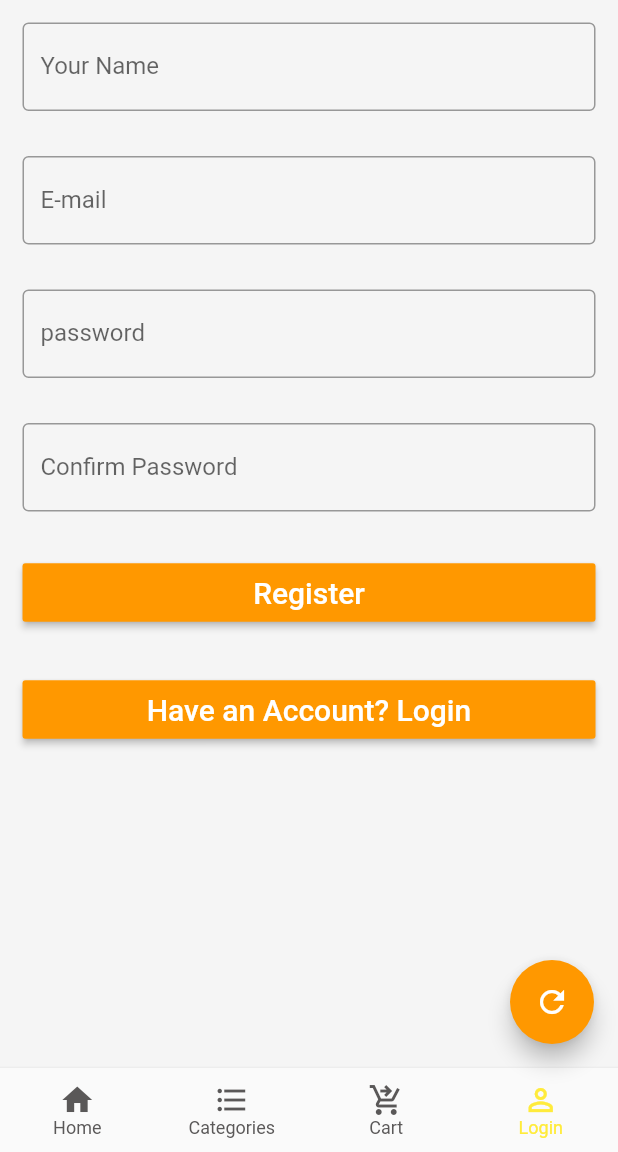
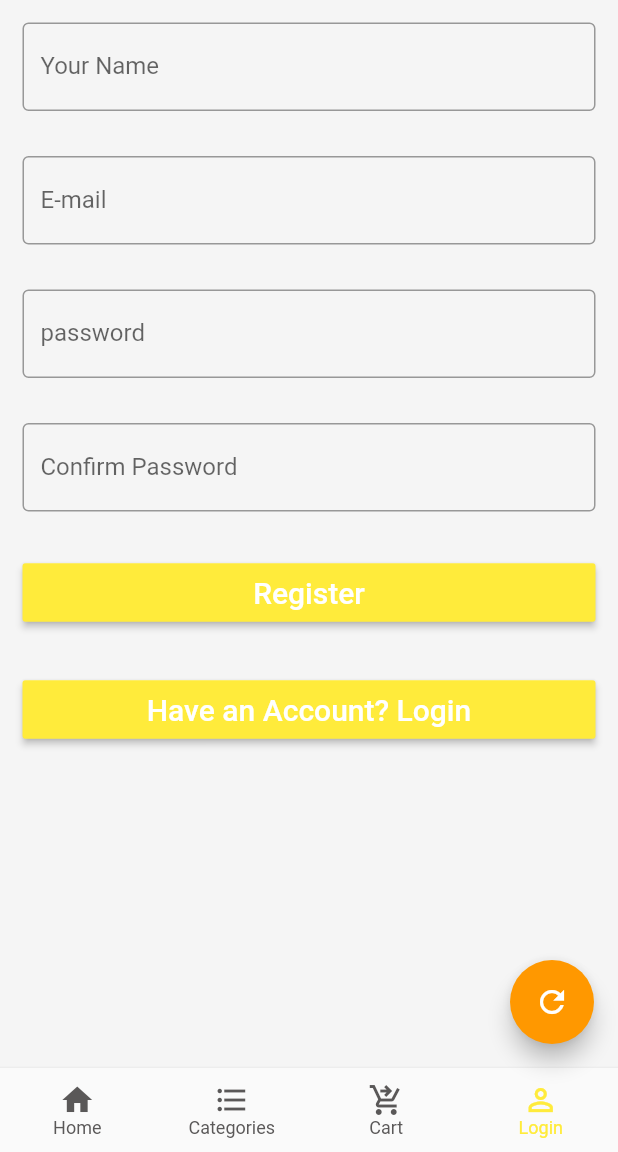
Before and after one commit to AlaaEzzzat/NoonFlutter, a Flutter app: the screen it shows after launch, item 4 of the bottom bar chosen, after a tap on "new To Jumia? Register now!", on a phone screen of 412 x 824 dp, the part 84-1236 px from its top. Run offline on Flutter 3.47's test engine with Material 2 defaults, Android fonts, the phone set to English and light mode, and no system bars; our stand-ins replace cached_network_image, carousel_slider, cloud_firestore, firebase_auth, firebase_core, fluttertoast and 2 more; accounts and stored records are empty; network calls fail.

Commit message:
create Screens

```diff
--- a/lib/screens/cart.dart
+++ b/lib/screens/cart.dart
@@ -104,7 +104,7 @@ class _CartState extends State<Cart> {
   // int productCount= 1;
   // String productID= "";
   DataBase db =
-      DataBase(colRef: FirebaseFirestore.instance.collection("products"));
+      DataBase(colRef: FirebaseFirestore.instance.collection("Products"));
   int cartCount = 0;
   double cartTotalPrice = 0;
   @override
--- a/lib/screens/splashScreen.dart
+++ b/lib/screens/splashScreen.dart
@@ -12,7 +12,7 @@ class SplashScreen extends StatelessWidget {
             Container(
       width: MediaQuery.of(context).size.width,
       height: MediaQuery.of(context).size.height,
-      color: Colors.orange,
+      color: Colors.yellow,
       child: Center(
           child: SizedBox(
         width: MediaQuery.of(context).size.width / 5,
--- a/lib/screens/user.dart
+++ b/lib/screens/user.dart
@@ -109,7 +109,7 @@ class _UserScreenState extends State<UserScreen> {
                   Padding(
                     padding: const EdgeInsets.all(15.0),
                     child: MaterialButton(
-                      color: Colors.orange,
+                      color: Colors.yellow,
                       onPressed: () {
                         setState(() {
                           state = "register";
@@ -142,7 +142,7 @@ class _UserScreenState extends State<UserScreen> {
                                 hintText: "Your Name",
                                 border: OutlineInputBorder(
                                     borderSide: BorderSide(
-                                        color: Colors.orange, width: 2))),
+                                        color: Colors.yellow, width: 2))),
                           )),
                       //email input
                       Container(
@@ -155,7 +155,7 @@ class _UserScreenState extends State<UserScreen> {
                                 hintText: "E-mail",
                                 border: OutlineInputBorder(
                                     borderSide: BorderSide(
-                                        color: Colors.orange, width: 2))),
+                                        color: Colors.yellow, width: 2))),
                           )),
                       //password input
                       Container(
@@ -169,7 +169,7 @@ class _UserScreenState extends State<UserScreen> {
                                 hintText: "Password",
                                 border: OutlineInputBorder(
                                     borderSide: BorderSide(
-                                        color: Colors.orange, width: 2))),
+                                        color: Colors.yellow, width: 2))),
                           )),
                       //confirm password input
                       Container(
@@ -183,13 +183,13 @@ class _UserScreenState extends State<UserScreen> {
                                 hintText: "Confirm Password",
                                 border: OutlineInputBorder(
                                     borderSide: BorderSide(
-                                        color: Colors.orange, width: 2))),
+                                        color: Colors.yellow, width: 2))),
                           )),
                       //register button
                       Padding(
                         padding: const EdgeInsets.all(15.0),
                         child: MaterialButton(
-                          color: Colors.orange,
+                          color: Colors.yellow,
                           onPressed: () async {
                             RegExp emailPattern =
                                 RegExp("[a-z0-9]+@[a-z]+.[a-z]{2,3}");
@@ -254,7 +254,7 @@ class _UserScreenState extends State<UserScreen> {
                       Padding(
                         padding: const EdgeInsets.all(15.0),
                         child: MaterialButton(
-                          color: Colors.orange,
+                          color: Colors.yellow,
                           onPressed: () {
                             setState(() {
                               state = "login";
@@ -313,12 +313,12 @@ class _AccountScreenState extends State<AccountScreen> {
             children: [
               Text(
                 'Welcome ${snapshot.data!.data()["username"]} !',
-                style: TextStyle(color: Colors.orange, fontSize: 20),
+                style: TextStyle(color: Colors.yellow, fontSize: 20),
               ),
               Padding(
                   padding: const EdgeInsets.all(15.0),
                   child: MaterialButton(
-                    color: Colors.orange,
+                    color: Colors.yellow,
                     onPressed: () async {
                       FirebaseAuth.instance.signOut().then((value) =>
                           Fluttertoast.showToast(
```
Also changed, not shown: lib/components/cartProduct.dart (+6 -6 lines).
